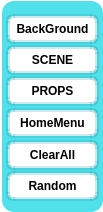
The window that Scripts/MainMenu.ui (Plij/Oulutest) describes before a commit, drawn with Qt 5.
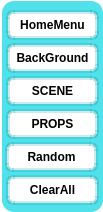
The same window after the commit.

Commit message: adjust the order of HomeMain and CleanAll in the Scripts/MainMenu.ui

The edit to the form file:
```diff
--- a/Scripts/MainMenu.ui
+++ b/Scripts/MainMenu.ui
@@ -125,7 +125,7 @@
     <property name="geometry">
      <rect>
       <x>4</x>
-      <y>13</y>
+      <y>42</y>
       <width>93</width>
       <height>30</height>
      </rect>
@@ -147,7 +147,7 @@
     <property name="geometry">
      <rect>
       <x>4</x>
-      <y>75</y>
+      <y>108</y>
       <width>93</width>
       <height>30</height>
      </rect>
@@ -163,7 +163,7 @@
     <property name="geometry">
      <rect>
       <x>4</x>
-      <y>44</y>
+      <y>75</y>
       <width>93</width>
       <height>30</height>
      </rect>
@@ -182,7 +182,7 @@
     <property name="geometry">
      <rect>
       <x>4</x>
-      <y>107</y>
+      <y>9</y>
       <width>93</width>
       <height>30</height>
      </rect>
@@ -201,7 +201,7 @@
     <property name="geometry">
      <rect>
       <x>4</x>
-      <y>139</y>
+      <y>174</y>
       <width>93</width>
       <height>30</height>
      </rect>
@@ -219,8 +219,8 @@
    <widget class="QPushButton" name="RandomBtn">
     <property name="geometry">
      <rect>
-      <x>4</x>
-      <y>170</y>
+      <x>3</x>
+      <y>141</y>
       <width>93</width>
       <height>30</height>
      </rect>
```
